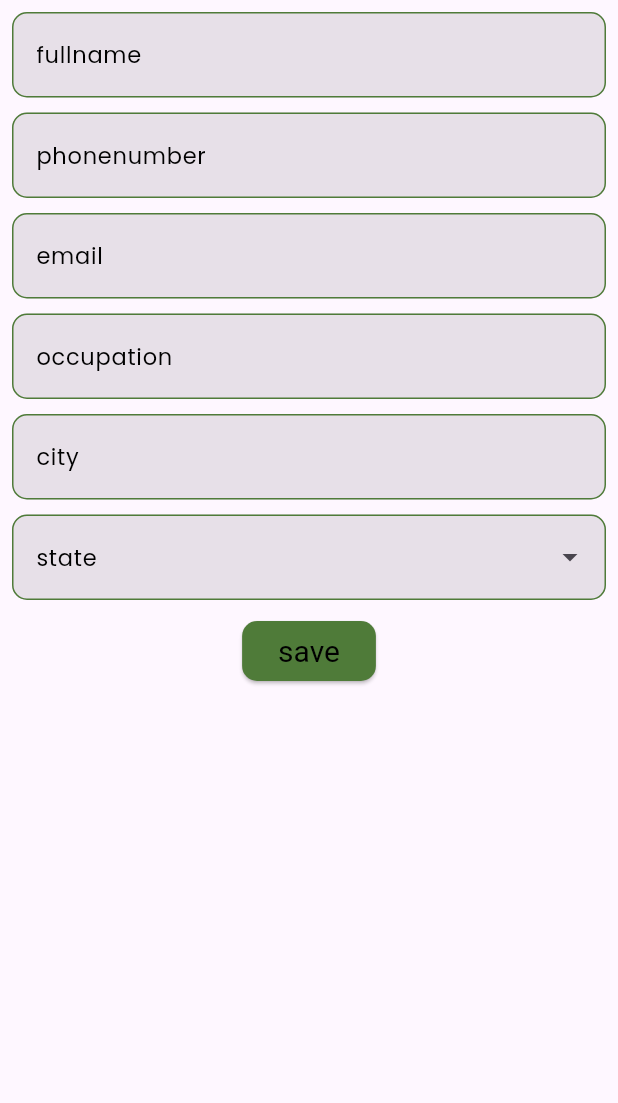
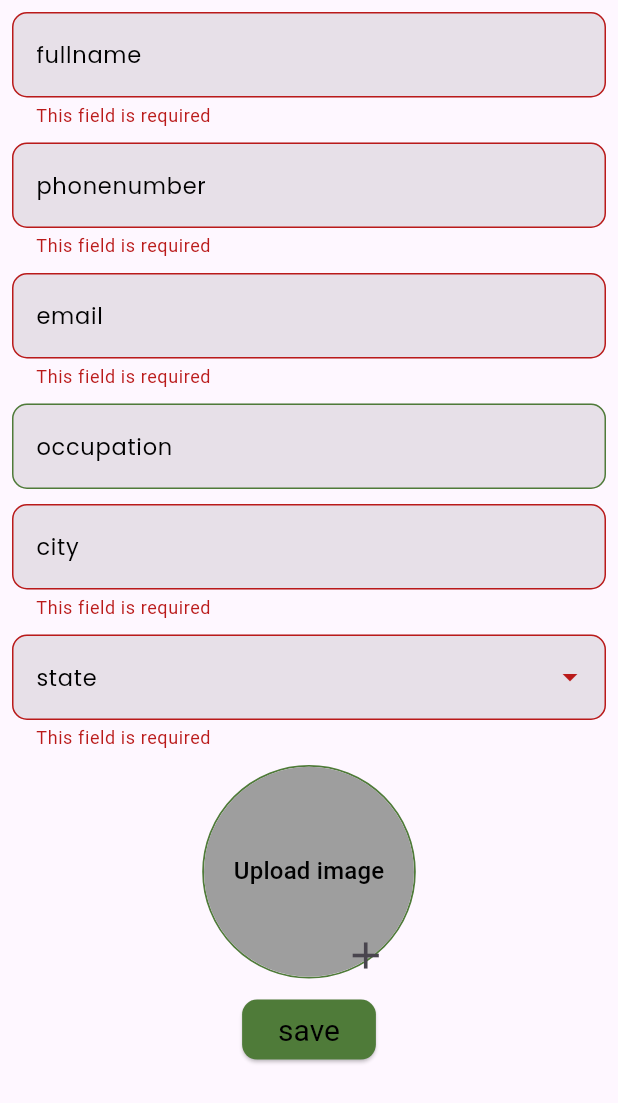
Before and after one commit to Lubluback/Persons-details-app, a Flutter app: the Fillingtheform screen opened directly, after a tap on "save", on a phone screen of 412 x 824 dp. Shown: the top 1103 px of the screen. Run offline on Flutter 3.47's test engine with Material 3 defaults, Android fonts, the light colour scheme and no system bars; our stand-ins replace get, google_fonts, image_picker.

Commit message:
completed user detail validation

```diff
--- /dev/null
+++ b/lib/controller/getx_controller.dart
@@ -0,0 +1,82 @@
+import 'dart:io';
+
+import 'package:flutter/material.dart';
+import 'package:get/get.dart';
+import 'package:get/get_rx/get_rx.dart';
+import 'package:get/get_rx/src/rx_types/rx_types.dart';
+import 'package:get/state_manager.dart';
+import 'package:image_picker/image_picker.dart';
+import 'package:persons_details_app/models/models.dart';
+import 'package:persons_details_app/view/listofpersons_details.dart';
+
+class GetxControllers extends GetxController {
+  List<Models> datas = [];
+
+  final image = ImagePicker();
+  final namecontroller = TextEditingController();
+  final phonebumbercontroller = TextEditingController();
+  final emailcontroller = TextEditingController();
+  final occupationcontroller = TextEditingController();
+  final citycontroller = TextEditingController();
+  final statecontroller = TextEditingController();
+
+  // RxString name = ''.obs;
+  // RxString phonenumber = ''.obs;
+  // RxString email = ''.obs;
+  // RxString occupation = ''.obs;
+  // RxString city = ''.obs;
+  // RxString state = ''.obs;
+  // RxString img = ''.obs;
+  String img = '';
+
+  void submit() {
+    print("click");
+
+    datas.add(Models(
+      name: namecontroller.text,
+      phonenumber: phonebumbercontroller.text,
+      email: emailcontroller.text,
+      occupation: occupationcontroller.text,
+      city: citycontroller.text,
+      state: statecontroller.text,
+      image: img,
+    ));
+    update();
+    print(datas[0].name);
+    print(datas[0].phonenumber);
+    print(datas[0].email);
+    print(datas[0].occupation);
+    print(datas[0].city);
+    print(datas[0].state);
+    print(datas[0].image);
+
+    //Get.to(() => ListofpersonsDetails());
+    Get.back();
+    clearAllData();
+  }
+
+  Future<void> imagePickers(ImageSource imagesource) async {
+    final cam = await image.pickImage(source: imagesource);
+    if (cam != null) {
+      final takenimg = File(cam.path);
+      img = takenimg.path;
+    }
+    update();
+  }
+
+  clearAllData() {
+    namecontroller.clear();
+    phonebumbercontroller.clear();
+    emailcontroller.clear();
+    occupationcontroller.clear();
+    citycontroller.clear();
+    statecontroller.clear();
+    img = '';
+    update();
+  }
+
+  updateState(val) {
+    statecontroller.text = val;
+    update();
+  }
+}
--- /dev/null
+++ b/lib/models/models.dart
@@ -0,0 +1,19 @@
+class Models {
+  final String name;
+  final String phonenumber;
+  final String email;
+  final String occupation;
+  final String city;
+  final String state;
+  final String image;
+
+  Models( {
+   required this.image,
+    required this.email,
+    required this.occupation,
+    required this.city,
+    required this.state,
+    required this.name,
+    required this.phonenumber,
+  });
+}
--- a/lib/resourses/buttons/buttons.dart
+++ b/lib/resourses/buttons/buttons.dart
@@ -1,5 +1,5 @@
 import 'package:flutter/material.dart';
-import 'package:flutter/widgets.dart';
+
 
 class Buttons extends StatelessWidget {
   final void Function()? onPressed;
@@ -16,7 +16,7 @@ class Buttons extends StatelessWidget {
         textStyle: const TextStyle(
             color: Colors.black, fontSize: 20, fontStyle: FontStyle.normal),
       ),
-      onPressed: () {},
+      onPressed: onPressed,
       child: Text(text),
     );
   }
--- a/lib/resourses/custom_textformfield/custom_textformfield.dart
+++ b/lib/resourses/custom_textformfield/custom_textformfield.dart
@@ -1,7 +1,8 @@
 import 'package:flutter/material.dart';
 import 'package:flutter/services.dart';
 import 'package:google_fonts/google_fonts.dart';
-// import 'package:google_fonts/google_fonts.dart';
+
+
 // import 'color.dart';
 
 // ignore: must_be_immutable
@@ -67,7 +68,7 @@ class CustomTextFormField extends StatelessWidget {
     this.contentPaddingVertical = 15.0,
     this.styleFontSize = 15,
     this.onSaved,
-    this.focusedboderColor =const Color(0xff4F7B39),
+    this.focusedboderColor = const Color(0xff4F7B39),
     this.errorColor = Colors.red,
     this.showCounter = false,
     this.weight,
--- /dev/null
+++ b/lib/utils/snackbar.dart
@@ -0,0 +1,7 @@
+import 'package:get/get.dart';
+
+class Utils {
+  static snackbars(String title, String message) {
+    Get.snackbar(title, message);
+  }
+}
--- a/lib/view/persons_details_fillingform.dart
+++ b/lib/view/persons_details_fillingform.dart
@@ -1,7 +1,13 @@
+import 'dart:io';
+
 import 'package:flutter/material.dart';
 import 'package:get/get.dart';
+import 'package:image_picker/image_picker.dart';
+
+import 'package:persons_details_app/controller/getx_controller.dart';
 import 'package:persons_details_app/resourses/buttons/buttons.dart';
 import 'package:persons_details_app/resourses/custom_textformfield/custom_textformfield.dart';
+import 'package:persons_details_app/utils/snackbar.dart';
 
 class Fillingtheform extends StatefulWidget {
   const Fillingtheform({super.key});
@@ -11,31 +17,94 @@ class Fillingtheform extends StatefulWidget {
 }
 
 class _FillingtheformState extends State<Fillingtheform> {
-  final _key = GlobalKey<FormState>();
-  final TextEditingController _name = TextEditingController();
-  final TextEditingController _phonebumber = TextEditingController();
-  final TextEditingController _email = TextEditingController();
-  final TextEditingController _occupation = TextEditingController();
-  final TextEditingController _city = TextEditingController();
-  final TextEditingController _state = TextEditingController();
+  GetxControllers controller = Get.put(GetxControllers());
 
+  final key = GlobalKey<FormState>();
 
   @override
   Widget build(BuildContext context) {
+    print("object");
     return SafeArea(
       child: Scaffold(
         body: Padding(
           padding: const EdgeInsets.all(8.0),
           child: Form(
-            key: _key,
+            key: key,
+            child: SingleChildScrollView(
               child: Column(
                 // crossAxisAlignment: CrossAxisAlignment.center,
                 // mainAxisAlignment: MainAxisAlignment.center,
                 children: [
                   CustomTextFormField(
-                  textEditingController: _name,
+                    textEditingController: controller.namecontroller,
+                    // inputType: TextInputType.text,
+                    labelText: 'fullname',
+                    hintFontSize: 15,
+                    contentPaddingVertical: 17,
+                    boderColor: const Color(0xff4F7B39),
+                    borderRadius: 10,
+                    val: (value) {
+                      if (value == null || value.isEmpty) {
+                        return 'This field is required';
+                      } else {
+                        return null;
+                      }
+                    },
+                    focusedboderColor: const Color(0xff4F7B39),
+                    readOnly: false,
+                    errorColor: Colors.red,
+                  ),
+                  const SizedBox(
+                    height: 10,
+                  ),
+                  CustomTextFormField(
+                    textEditingController: controller.phonebumbercontroller,
+                    inputType: TextInputType.number,
+                    labelText: 'phonenumber',
+                    hintFontSize: 15,
+                    contentPaddingVertical: 17,
+                    boderColor: const Color(0xff4F7B39),
+                    borderRadius: 10,
+                    val: (value) {
+                      if (value == null || value.isEmpty) {
+                        return 'This field is required';
+                      } else {
+                        return null;
+                      }
+                    },
+                    focusedboderColor: const Color(0xff4F7B39),
+                    readOnly: false,
+                    errorColor: Colors.red,
+                  ),
+                  const SizedBox(
+                    height: 10,
+                  ),
+                  CustomTextFormField(
+                    textEditingController: controller.emailcontroller,
                     inputType: TextInputType.name,
-                  labelText: 'fullname'.tr,
+                    labelText: 'email',
+                    hintFontSize: 15,
+                    contentPaddingVertical: 17,
+                    boderColor: const Color(0xff4F7B39),
+                    borderRadius: 10,
+                    val: (value) {
+                      if (value == null || value.isEmpty) {
+                        return 'This field is required';
+                      } else {
+                        return null;
+                      }
+                    },
+                    focusedboderColor: const Color(0xff4F7B39),
+                    readOnly: false,
+                    errorColor: Colors.red,
+                  ),
+                  const SizedBox(
+                    height: 10,
+                  ),
+                  CustomTextFormField(
+                    textEditingController: controller.occupationcontroller,
+                    inputType: TextInputType.name,
+                    labelText: 'occupation',
                     hintFontSize: 15,
                     contentPaddingVertical: 17,
                     boderColor: const Color(0xff4F7B39),
@@ -55,15 +124,15 @@ class _FillingtheformState extends State<Fillingtheform> {
                     height: 10,
                   ),
                   CustomTextFormField(
-                  textEditingController: _phonebumber,
-                  inputType: TextInputType.name,
-                  labelText: 'phonenumber'.tr,
+                    textEditingController: controller.citycontroller,
+                    inputType: TextInputType.none,
+                    labelText: 'city',
                     hintFontSize: 15,
                     contentPaddingVertical: 17,
                     boderColor: const Color(0xff4F7B39),
                     borderRadius: 10,
                     val: (value) {
-                    if (value == null && value!.isEmpty) {
+                      if (value == null || value.isEmpty) {
                         return 'This field is required';
                       } else {
                         return null;
@@ -77,15 +146,23 @@ class _FillingtheformState extends State<Fillingtheform> {
                     height: 10,
                   ),
                   CustomTextFormField(
-                  textEditingController: _email,
-                  inputType: TextInputType.name,
-                  labelText: 'email'.tr,
+                    onChanged: (val) {
+                      print(val);
+                      controller.updateState(val);
+                    },
+                    //textEditingController: controller.statecontroller,
+                    inputType: TextInputType.none,
+                    labelText: 'state',
                     hintFontSize: 15,
+                    suffixIcon: IconButton(
+                      onPressed: () {},
+                      icon: const Icon(Icons.arrow_drop_down),
+                    ),
                     contentPaddingVertical: 17,
                     boderColor: const Color(0xff4F7B39),
                     borderRadius: 10,
                     val: (value) {
-                    if (value == null && value!.isEmpty) {
+                      if (value == null || value.isEmpty) {
                         return 'This field is required';
                       } else {
                         return null;
@@ -98,82 +175,87 @@ class _FillingtheformState extends State<Fillingtheform> {
                   const SizedBox(
                     height: 10,
                   ),
-                CustomTextFormField(
-                  textEditingController: _occupation,
-                  inputType: TextInputType.name,
-                  labelText: 'occupation'.tr,
-                  hintFontSize: 15,
-                  contentPaddingVertical: 17,
-                  boderColor: const Color(0xff4F7B39),
-                  borderRadius: 10,
-                  val: (value) {
-                    if (value == null && value!.isEmpty) {
-                      return 'This field is required';
-                    } else {
-                      return null;
-                    }
+                  Stack(
+                    children: [
+                      Container(
+                        decoration: BoxDecoration(
+                            shape: BoxShape.circle,
+                            border: Border.all(
+                                color: Color(0xff4F7B39), width: 1.2)),
+                        child:
+                            GetBuilder<GetxControllers>(builder: (controller1) {
+                          return CircleAvatar(
+                            child: controller.img.isNotEmpty
+                                ? null
+                                : Text(
+                                    "Upload image",
+                                    style: TextStyle(color: Colors.black),
+                                  ),
+                            backgroundColor: Colors.grey,
+                            backgroundImage: controller.img.isEmpty
+                                ? null
+                                : FileImage(File(controller.img)),
+                            radius: 70,
+                          );
+                        }),
+                      ),
+                      Positioned(
+                          top: 103,
+                          left: 85,
+                          child: IconButton(
+                              onPressed: () {
+                                showDialog(
+                                    context: context,
+                                    builder: (
+                                      ctx,
+                                    ) {
+                                      return AlertDialog(
+                                        title: Text("select type"),
+                                        content: Row(
+                                          children: [
+                                            Expanded(
+                                                child: IconButton(
+                                                    onPressed: () {
+                                                      Get.back();
+                                                      controller.imagePickers(
+                                                          ImageSource.camera);
                                                     },
-                  focusedboderColor: const Color(0xff4F7B39),
-                  readOnly: false,
-                  errorColor: Colors.red,
+                                                    icon: Icon(Icons.camera))),
+                                            Expanded(
+                                                child: IconButton(
+                                                    onPressed: () {
+                                                      Get.back();
+                                                      controller.imagePickers(
+                                                          ImageSource.gallery);
+                                                    },
+                                                    icon: Icon(
+                                                        Icons.collections))),
+                                          ],
                                         ),
-                const SizedBox(
-                  height: 10,
+                                      );
+                                    });
+                              },
+                              icon: Icon(
+                                Icons.add,
+                                size: 30,
+                              )))
+                    ],
                   ),
-                CustomTextFormField(
-                  textEditingController: _city,
-                  inputType: TextInputType.none,
-                  labelText: 'city'.tr,
-                  hintFontSize: 15,
-                  contentPaddingVertical: 17,
-                  boderColor: const Color(0xff4F7B39),
-                  borderRadius: 10,
-                  val: (value) {
-                    if (value == null && value!.isEmpty) {
-                      return 'This field is required';
-                    } else {
-                      return null;
-                    }
-                  },
-                  focusedboderColor: const Color(0xff4F7B39),
-                  readOnly: false,
-                  errorColor: Colors.red,
-                ),
-                const SizedBox(
-                  height: 10,
-                ),
-                CustomTextFormField(
-                  textEditingController: _state,
-                  inputType: TextInputType.none,
-                  labelText: 'state',
-                  hintFontSize: 15,
-                  suffixIcon: IconButton(
-                    onPressed: () {},
-                    icon: const Icon(Icons.arrow_drop_down),
-                  ),
-                  contentPaddingVertical: 17,
-                  boderColor: const Color(0xff4F7B39),
-                  borderRadius: 10,
-                  val: (value) {
-                    if (value == null && value!.isEmpty) {
-                      return 'This field is required';
-                    } else {
-                      return null;
-                    }
-                  },
-                  focusedboderColor: const Color(0xff4F7B39),
-                  readOnly: false,
-                  errorColor: Colors.red,
-                ),
-                const SizedBox(
+                  SizedBox(
                     height: 10,
                   ),
                   Buttons(
-                  text: 'save'.tr,
+                    text: 'save',
                     onPressed: () {
-                    // if (_key.currentState!.validate()) {}
-
-
+                      print("object");
+                      if (key.currentState!.validate()) {
+                        if (controller.img.isEmpty) {
+                          print("uplod img");
+                          Utils.snackbars("error", "uplode your photo");
+                        } else {
+                          controller.submit();
+                        }
+                      }
                     },
                   )
                 ],
@@ -181,6 +263,7 @@ class _FillingtheformState extends State<Fillingtheform> {
             ),
           ),
         ),
+      ),
     );
   }
 }
--- a/pubspec.yaml
+++ b/pubspec.yaml
@@ -2,7 +2,7 @@ name: persons_details_app
 description: "A new Flutter project."
 # The following line prevents the package from being accidentally published to
 # pub.dev using `flutter pub publish`. This is preferred for private packages.
-publish_to: 'none' # Remove this line if you wish to publish to pub.dev
+publish_to: "none" # Remove this line if you wish to publish to pub.dev
 
 # The following defines the version and build number for your application.
 # A version number is three numbers separated by dots, like 1.2.43
@@ -19,7 +19,7 @@ publish_to: 'none' # Remove this line if you wish to publish to pub.dev
 version: 1.0.0+1
 
 environment:
-  sdk: '>=3.4.3 <4.0.0'
+  sdk: ">=3.4.3 <4.0.0"
 
 # Dependencies specify other packages that your package needs in order to work.
 # To automatically upgrade your package dependencies to the latest versions
@@ -33,6 +33,7 @@ dependencies:
     sdk: flutter
   get: ^4.6.6
   google_fonts: ^6.2.1
+  image_picker: ^1.1.2
 
 dev_dependencies:
   flutter_lints: ^3.0.0
@@ -43,7 +44,6 @@ dev_dependencies:
 # following page: https://dart.dev/tools/pub/pubspec
 # The following section is specific to Flutter packages.
 flutter:
-
   # The following line ensures that the Material Icons font is
   # included with your application, so that you can use the icons in
   # the material Icons class.
```
Also changed, not shown: lib/main.dart (+7 -3 lines), lib/resourses/app_languages/app_languages.dart (+24 -24 lines), lib/resourses/customtext/customtext.dart (added, +16 -0 lines), lib/view/listofpersons_details.dart (added, +63 -0 lines), pubspec.lock, 7 other files. Lines whose indentation alone changed are shown as unchanged.
